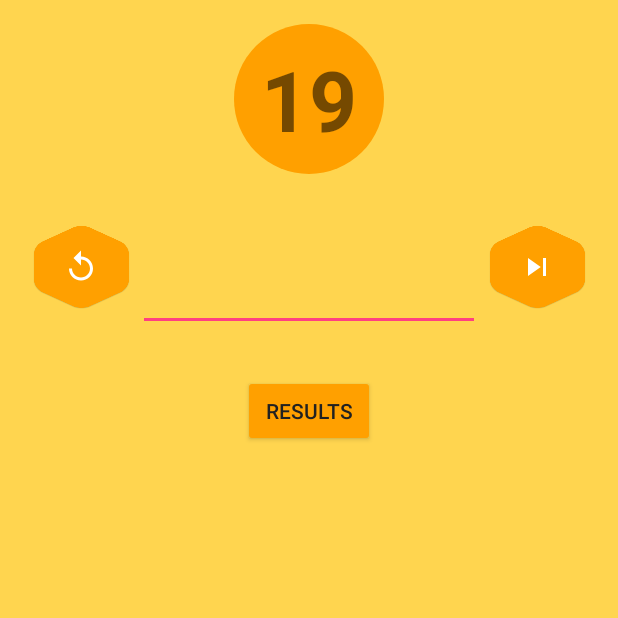
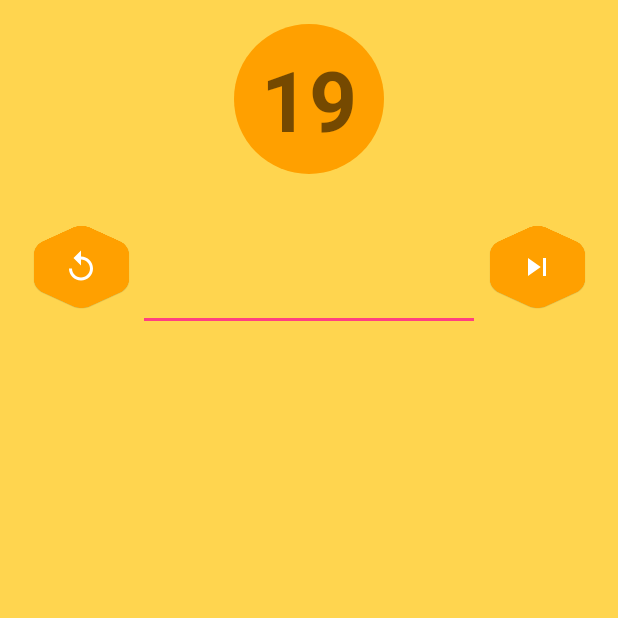
Before and after one commit to ephammer/BumbleBee, an Android app: the GameActivity screen opened directly, with no data from a screen before it, on a phone screen of 412 x 824 dp, the top half of it. Run offline under Robolectric (Android 15) with nearby library versions, the phone set to English and light mode, and no system bars; 3 statements that could not run were skipped.

Commit message:
Functioning App

```diff
--- a/app/src/main/java/com/bumblebeem/android/bumblebeem/GameActivity.java
+++ b/app/src/main/java/com/bumblebeem/android/bumblebeem/GameActivity.java
@@ -43,7 +43,7 @@ public class GameActivity extends AppCompatActivity {
          * The level number is contained in the level field*/
         Intent levelIntent = getIntent();
         final String levelFile = levelIntent.getStringExtra("levelString");
-        int levelInt = levelIntent.getIntExtra("level", 1);
+        final int levelInt = levelIntent.getIntExtra("level", 1);
 
         // Get all the words contained in the level file
         Read read = new Read(GameActivity.this, levelFile, levelInt);
@@ -129,6 +129,8 @@ public class GameActivity extends AppCompatActivity {
             }
         });
 
+        // Start with the first word of the list
+        playWord(words.get(indexOfActualWord).getWord());
 
         // Start CountDownTimer
         new CountDownTimer(20000, 1000) {
@@ -163,7 +165,8 @@ public class GameActivity extends AppCompatActivity {
 
                 //  Start the ResultActivity when the counter is finished  *//*
                 Intent i = new Intent(GameActivity.this, ResultsActivity.class);
-                i.putExtra("level", levelFile);
+                i.putExtra("level", levelInt);
+                i.putExtra("levelString", levelFile );
                 startActivity(i);
 
                 /* Finish current Activity so as that the player can't come back on this activity
--- a/app/src/main/java/com/bumblebeem/android/bumblebeem/ResultsActivity.java
+++ b/app/src/main/java/com/bumblebeem/android/bumblebeem/ResultsActivity.java
@@ -75,8 +75,10 @@ public class ResultsActivity extends AppCompatActivity
             {
                 Intent i = new Intent(ResultsActivity.this,GameActivity.class);
                 Intent intent = getIntent();
-                String levelFile = intent.getStringExtra("level");
-                i.putExtra("level",levelFile);
+                int levelInt = intent.getIntExtra("level",1);
+                i.putExtra("level",levelInt);
+                String levelFile = intent.getStringExtra("levelString");
+                i.putExtra("levelString",levelFile);
                 startActivity(i);
                 finish();
             }
--- a/app/src/main/res/layout/activity_game.xml
+++ b/app/src/main/res/layout/activity_game.xml
@@ -71,15 +71,6 @@
 
         </LinearLayout>
 
-        <Button
-            android:text="Results"
-            android:layout_width="wrap_content"
-            android:layout_height="wrap_content"
-            android:layout_below="@+id/linearLayout"
-            android:layout_centerHorizontal="true"
-            android:layout_marginTop="29dp"
-            android:id="@+id/results_button" />
-
     </RelativeLayout>
 
 </RelativeLayout>
```
Also changed, not shown: app/src/main/java/com/bumblebeem/android/bumblebeem/GameLevelActivity.java (+16 -10 lines).
